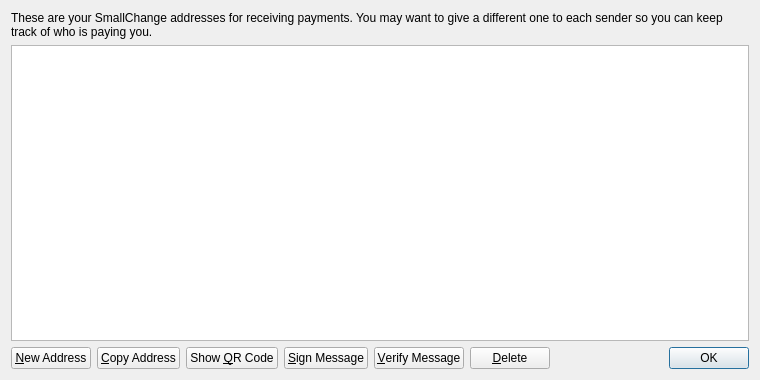
First picture: the form in src/qt/forms/addressbookpage.ui, repository hassa129/whalecoin, before the edit.
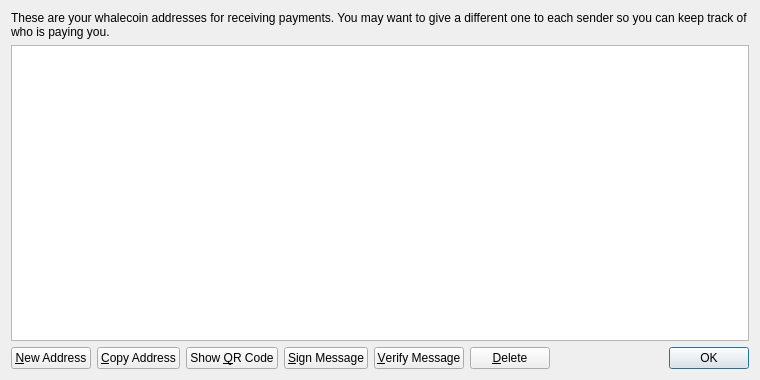
Second picture: the form after the edit. Icons and pictures are not drawn.

The edit to the form file:
```diff
--- a/src/qt/forms/addressbookpage.ui
+++ b/src/qt/forms/addressbookpage.ui
@@ -17,7 +17,7 @@
    <item>
     <widget class="QLabel" name="labelExplanation">
      <property name="text">
-      <string>These are your SmallChange addresses for receiving payments. You may want to give a different one to each sender so you can keep track of who is paying you.</string>
+      <string>These are your whalecoin addresses for receiving payments. You may want to give a different one to each sender so you can keep track of who is paying you.</string>
      </property>
      <property name="textFormat">
       <enum>Qt::PlainText</enum>
```
